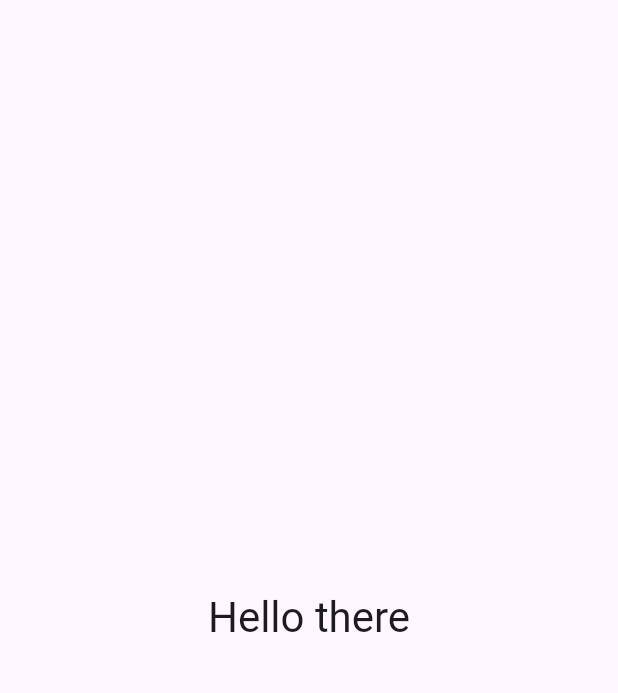
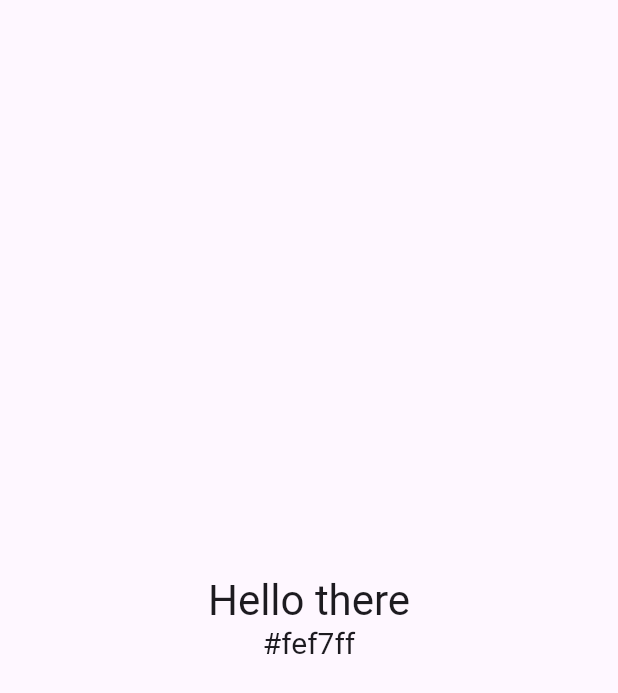
Before and after one commit to AndreyTitov27/solid-random-color-task, a Flutter app: the screen it shows after launch, on a phone screen of 412 x 824 dp. Shown: the top 693 px of the screen. Run offline on Flutter 3.47's test engine with Material 3 defaults, Android fonts, the light colour scheme and no system bars.

Commit message:
Add hex color display, update README, and perform minor refactoring.

```diff
--- a/lib/home_screen.dart
+++ b/lib/home_screen.dart
@@ -9,56 +9,79 @@ class HomeScreen extends StatefulWidget {
 }
 
 class _HomeScreenState extends State<HomeScreen> {
+  static const _animationDuration = Duration(milliseconds: 300);
+
   late Color _backgroundColor;
+  late String _backgroundColorHex;
   final List<Color> _colorHistory = [];
   int _currentIndex = 0;
 
   @override
   void didChangeDependencies() { // Initialize the first color
+    super.didChangeDependencies();
+    if (_colorHistory.isEmpty) {
       _backgroundColor = Theme.of(context).colorScheme.surface;
       _colorHistory.add(_backgroundColor);
-    super.didChangeDependencies();
+      _backgroundColorHex = colorToHex(_backgroundColor);
+    }
   }
 
   @override
   Widget build(BuildContext context) {
     return Scaffold(
       body: GestureDetector(
+        onTap: _handleOnTap,
+        onDoubleTap: _handleOnDoubleTap,
         child: AnimatedContainer(
           color: _backgroundColor,
-          duration: Duration(milliseconds: 300),
+          duration: _animationDuration,
           curve: Curves.easeInOut,
-          child: Center(
-            child: AnimatedDefaultTextStyle(
-              style: TextStyle(
-                color: ThemeData.estimateBrightnessForColor(_backgroundColor) == Brightness.light
-                  ? Theme.of(context).colorScheme.onSurface
-                  : Theme.of(context).colorScheme.onInverseSurface,
-                fontSize: 28.0,
-              ),
+          child:Center(child: Column(
+            mainAxisAlignment: MainAxisAlignment.center,
+            children: [
+              AnimatedDefaultTextStyle(
+                style: getAdaptiveTextStyle(context, 28.0),
                 curve: Curves.easeInOut,
-              duration: Duration(milliseconds: 300),
+                duration: _animationDuration,
                 child: Text('Hello there'),
               ),
+              AnimatedDefaultTextStyle(
+                style: getAdaptiveTextStyle(context, 20.0),
+                curve: Curves.easeInOut,
+                duration: _animationDuration,
+                child: Text(_backgroundColorHex),
+              ),
+            ],
+          ),),
         ),
       ),
-        onTap: () {
+    );
+  }
+
+  void _handleOnTap() {
     setState(() {
       if (_currentIndex == _colorHistory.length - 1) {
         _colorHistory.add(generateRandomColor());
       }
         _backgroundColor = _colorHistory[++_currentIndex];
-
+        _backgroundColorHex = colorToHex(_backgroundColor);
     });
-        },
-        onDoubleTap: () {
+  }
+  void _handleOnDoubleTap() {
     if (_colorHistory.isNotEmpty && _currentIndex > 0) {
       setState(() {
         _backgroundColor = _colorHistory[--_currentIndex];
+        _backgroundColorHex = colorToHex(_backgroundColor);
       });
     }
-        },
-      ),
+  }
+
+  TextStyle getAdaptiveTextStyle(BuildContext context, double fontSize) => TextStyle(
+    color: ThemeData.estimateBrightnessForColor(_backgroundColor) == Brightness.light
+      ? Theme.of(context).colorScheme.onSurface
+      : Theme.of(context).colorScheme.onInverseSurface,
+    fontSize: fontSize,
   );
+
+  String colorToHex(Color color) => '#${color.toARGB32().toRadixString(16).padLeft(8, '0').substring(2)}';
 }
-}
--- a/lib/main.dart
+++ b/lib/main.dart
@@ -2,6 +2,5 @@ import 'package:flutter/material.dart';
 import 'package:solid_random_color_task/app.dart';
 
 void main() {
-  WidgetsFlutterBinding.ensureInitialized();
   runApp(const App());
 }
```
Also changed, not shown: 2 other files. Lines whose indentation alone changed are shown as unchanged.
